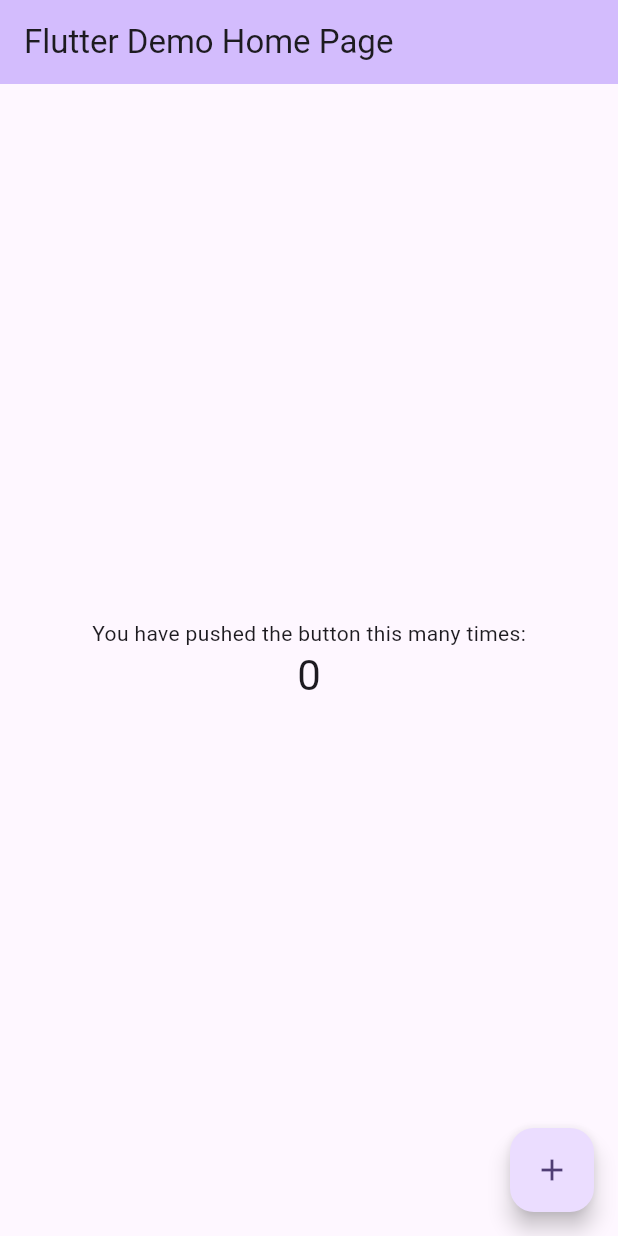
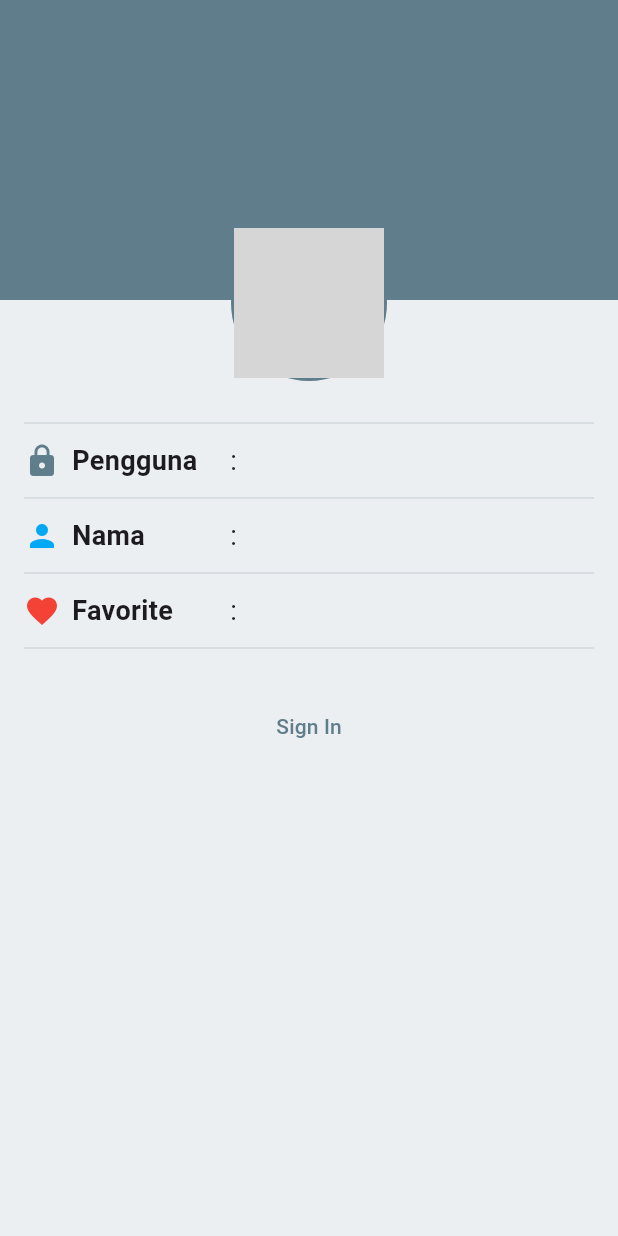
Before and after one commit to naylahrachma/aplikasi-WisataGunung, a Flutter app: the screen it shows after launch, on a phone screen of 412 x 824 dp. Run offline on Flutter 3.47's test engine with Material 2 defaults, Android fonts, the phone set to English and light mode, and no system bars; grey boxes are pictures that could not be loaded.

Commit message:
progress_project

```diff
--- a/lib/main.dart
+++ b/lib/main.dart
@@ -1,3 +1,6 @@
+import 'package:aplikasi_wisatagunung/screens/SignInScreen.dart';
+import 'package:aplikasi_wisatagunung/screens/SignUpScreen.dart';
+import 'package:aplikasi_wisatagunung/screens/profile_screen.dart';
 import 'package:flutter/material.dart';
 
 void main() {
@@ -11,115 +14,27 @@ class MyApp extends StatelessWidget {
   @override
   Widget build(BuildContext context) {
     return MaterialApp(
-      title: 'Flutter Demo',
+      title: 'Aplikasi Wisata Gunung',
+      debugShowCheckedModeBanner: false,
       theme: ThemeData(
-        // This is the theme of your application.
-        //
-        // TRY THIS: Try running your application with "flutter run". You'll see
-        // the application has a blue toolbar. Then, without quitting the app,
-        // try changing the seedColor in the colorScheme below to Colors.green
-        // and then invoke "hot reload" (save your changes or press the "hot
-        // reload" button in a Flutter-supported IDE, or press "r" if you used
-        // the command line to start the app).
-        //
-        // Notice that the counter didn't reset back to zero; the application
-        // state is not lost during the reload. To reset the state, use hot
-        // restart instead.
-        //
-        // This works for code too, not just values: Most code changes can be
-        // tested with just a hot reload.
-        colorScheme: ColorScheme.fromSeed(seedColor: Colors.deepPurple),
+        appBarTheme: const AppBarTheme(
+          iconTheme: IconThemeData(color: Colors.blueGrey),
+          titleTextStyle: TextStyle(
+            color: Colors.lightBlue,
+            fontSize: 20,
+            fontWeight: FontWeight.bold,
+          ),
+        ),
+        colorScheme: ColorScheme.fromSeed(seedColor: Colors.deepPurple).copyWith(
+          primary: Colors.blueGrey,
+          surface: Colors.blueGrey[50],
+        ),
         useMaterial3: true,
       ),
-      home: const MyHomePage(title: 'Flutter Demo Home Page'),
+      // home: SignUpScreen(),
+      // home: SignInScreen(),
+      home: ProfileScreen(),
+
     );
   }
 }
-
-class MyHomePage extends StatefulWidget {
-  const MyHomePage({super.key, required this.title});
-
-  // This widget is the home page of your application. It is stateful, meaning
-  // that it has a State object (defined below) that contains fields that affect
-  // how it looks.
-
-  // This class is the configuration for the state. It holds the values (in this
-  // case the title) provided by the parent (in this case the App widget) and
-  // used by the build method of the State. Fields in a Widget subclass are
-  // always marked "final".
-
-  final String title;
-
-  @override
-  State<MyHomePage> createState() => _MyHomePageState();
-}
-
-class _MyHomePageState extends State<MyHomePage> {
-  int _counter = 0;
-
-  void _incrementCounter() {
-    setState(() {
-      // This call to setState tells the Flutter framework that something has
-      // changed in this State, which causes it to rerun the build method below
-      // so that the display can reflect the updated values. If we changed
-      // _counter without calling setState(), then the build method would not be
-      // called again, and so nothing would appear to happen.
-      _counter++;
-    });
-  }
-
-  @override
-  Widget build(BuildContext context) {
-    // This method is rerun every time setState is called, for instance as done
-    // by the _incrementCounter method above.
-    //
-    // The Flutter framework has been optimized to make rerunning build methods
-    // fast, so that you can just rebuild anything that needs updating rather
-    // than having to individually change instances of widgets.
-    return Scaffold(
-      appBar: AppBar(
-        // TRY THIS: Try changing the color here to a specific color (to
-        // Colors.amber, perhaps?) and trigger a hot reload to see the AppBar
-        // change color while the other colors stay the same.
-        backgroundColor: Theme.of(context).colorScheme.inversePrimary,
-        // Here we take the value from the MyHomePage object that was created by
-        // the App.build method, and use it to set our appbar title.
-        title: Text(widget.title),
-      ),
-      body: Center(
-        // Center is a layout widget. It takes a single child and positions it
-        // in the middle of the parent.
-        child: Column(
-          // Column is also a layout widget. It takes a list of children and
-          // arranges them vertically. By default, it sizes itself to fit its
-          // children horizontally, and tries to be as tall as its parent.
-          //
-          // Column has various properties to control how it sizes itself and
-          // how it positions its children. Here we use mainAxisAlignment to
-          // center the children vertically; the main axis here is the vertical
-          // axis because Columns are vertical (the cross axis would be
-          // horizontal).
-          //
-          // TRY THIS: Invoke "debug painting" (choose the "Toggle Debug Paint"
-          // action in the IDE, or press "p" in the console), to see the
-          // wireframe for each widget.
-          mainAxisAlignment: MainAxisAlignment.center,
-          children: <Widget>[
-            const Text(
-              'You have pushed the button this many times:',
-            ),
-            Text(
-              '$_counter',
-              style: Theme.of(context).textTheme.headlineMedium,
-            ),
-          ],
-        ),
-      ),
-      floatingActionButton: FloatingActionButton(
-        onPressed: _incrementCounter,
-        tooltip: 'Increment',
-        child: const Icon(Icons.add),
-      ), // This trailing comma makes auto-formatting nicer for build methods.
-    );
-  }
-}
--- /dev/null
+++ b/lib/screens/profile_screen.dart
@@ -0,0 +1,153 @@
+import 'package:flutter/material.dart';
+
+class ProfileScreen extends StatefulWidget {
+  const ProfileScreen({super.key});
+
+  @override
+  State<StatefulWidget> createState() => _ProfileScreenState ();
+}
+
+class _ProfileScreenState extends State<ProfileScreen> {
+  // TODO: 1. Deklarasikan variabel yang dibutuhkan
+  bool isSignedIn = false;
+  String fullName = '';
+  String userName = '';
+  int favoriteCandiCount = 0;
+
+  //TODO: 5. Implementasi fungsi signin
+  void signIn (){
+    setState(() {
+      isSignedIn = !isSignedIn;
+    });
+  }
+  //TODO: 6. Implementasi fungai signout
+  void signOut (){
+    setState(() {
+      isSignedIn = !isSignedIn;
+    });
+  }
+
+  @override
+  Widget build(BuildContext context){
+    return Scaffold(
+        body: Stack(
+            children: [
+              Container(
+                height: 200, width: double.infinity, color: Colors.blueGrey,
+              ),
+              Padding(
+                padding: const EdgeInsets.symmetric(horizontal: 16),
+                child: Column(
+                  children: [
+                    // TODO: 2. Buat bagian ProfilHeader yang berisi gambar profil
+                    Align(
+                      alignment: Alignment.topCenter,
+                      child: Padding(
+                        padding: const EdgeInsets.only(top: 200 - 50),
+                        child: Stack(
+                          alignment: Alignment.bottomRight,
+                          children: [
+                            Container(
+                              decoration: BoxDecoration(
+                                border: Border.all(color: Colors.blueGrey, width: 2),
+                                shape: BoxShape.circle,
+                              ),
+                              child: CircleAvatar(
+                                radius: 50,
+                                backgroundImage: AssetImage('images/placeholder_image'),
+                              ),
+                            ),
+                            if(isSignedIn)
+                              IconButton(
+                                onPressed: (){},
+                                icon: Icon(Icons.camera_alt, color: Colors.deepPurple[50],),),
+                          ],
+                        ),
+                      ),
+                    ),
+                    // TODO: 3. Buat bagian Profilnfo yang berisi info profil
+                    SizedBox(height: 20,),
+                    Divider(color: Colors.blueGrey[100],),
+                    SizedBox(height: 4,),
+                    Row(
+                      children: [
+                        SizedBox(width: MediaQuery.of(context).size.width / 3,
+                          child: Row(
+                            children: [
+                              Icon(Icons.lock, color: Colors.blueGrey,),
+                              SizedBox(width: 8,),
+                              Text('Pengguna', style: TextStyle(
+                                fontSize: 18, fontWeight: FontWeight.bold,
+                              ),)
+                            ],
+                          ),),
+                        Expanded(
+                            child: Text(': $fullName', style: TextStyle(
+                                fontSize: 18),)),
+                      ],
+                    ),
+
+
+                    SizedBox(height: 4,),
+                    Divider(color: Colors.blueGrey[100],),
+                    SizedBox(height: 4,),
+                    Row(
+                      children: [
+                        SizedBox(width: MediaQuery.of(context).size.width / 3,
+                          child: Row(
+                            children: [
+                              Icon(Icons.person, color: Colors.lightBlue,),
+                              SizedBox(width: 8,),
+                              Text('Nama', style: TextStyle(
+                                fontSize: 18, fontWeight: FontWeight.bold,
+                              ),)
+                            ],
+                          ),),
+                        Expanded(
+                            child: Text(': $fullName', style: TextStyle(
+                                fontSize: 18),)),
+                        if(isSignedIn) Icon(Icons.edit),
+
+                      ],
+                    ),
+
+                    SizedBox(height: 4,),
+                    Divider(color: Colors.blueGrey[100],),
+                    SizedBox(height: 4,),
+                    Row(
+                      children: [
+                        SizedBox(width: MediaQuery.of(context).size.width / 3,
+                          child: Row(
+                            children: [
+                              Icon(Icons.favorite, color: Colors.red,),
+                              SizedBox(width: 8,),
+                              Text('Favorite', style: TextStyle(
+                                fontSize: 18, fontWeight: FontWeight.bold,
+                              ),)
+                            ],
+                          ),),
+                        Expanded(
+                            child: Text(': $fullName', style: TextStyle(
+                                fontSize: 18),)),
+                        if(isSignedIn) Icon(Icons.edit),
+
+                      ],
+                    ),
+                    // TODO: 4. Buat bagian ProfilActions yang berisi TextButton sign in/out
+                    SizedBox(height: 4,),
+                    Divider(color: Colors.blueGrey[100],),
+                    SizedBox(height: 20,),
+                    isSignedIn ? TextButton(
+                        onPressed: signOut,
+                        child: Text('Sign Out'))
+                        : TextButton(
+                        onPressed: signIn,
+                        child: Text('Sign In'))
+                  ],
+                ),
+              ),
+            ],
+            ),
+        );
+    }
+}
```
Also changed, not shown: lib/screens/SignInScreen.dart (added, +110 -0 lines), lib/screens/SignUpScreen.dart (added, +103 -0 lines).
